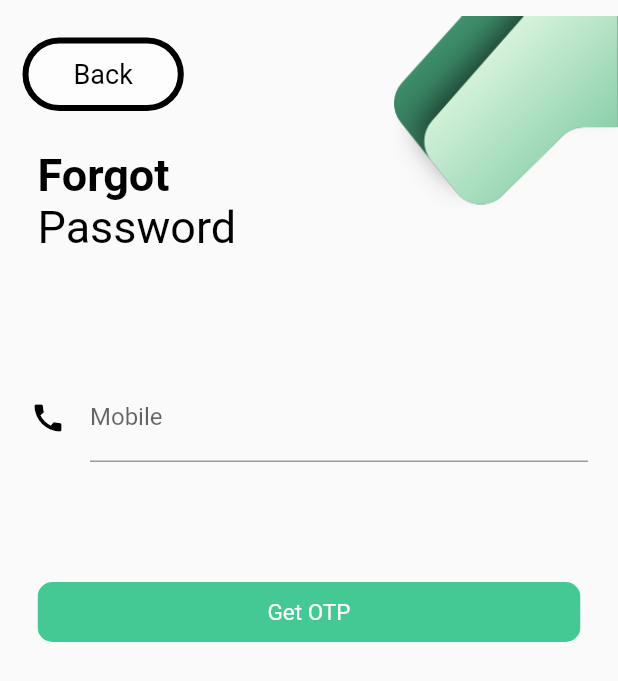
After one commit to Hemant301/cric8hemant, a Flutter app: the ForgetOtp screen opened by its route, on a phone screen of 412 x 824 dp. The commit adds this screen. Shown: the top 681 px of the screen. Run offline on Flutter 3.47's test engine with Material 2 defaults, Android fonts, the phone set to English and light mode, and no system bars; our stand-ins replace bottom_navy_bar, fluttertoast, google_fonts, rxdart; network calls fail.

Commit message:
forget ui

```diff
--- a/lib/main.dart
+++ b/lib/main.dart
@@ -2,7 +2,10 @@ import 'package:cric8hemant/auth/login.dart';
 import 'package:cric8hemant/auth/signin.dart';
 import 'package:cric8hemant/screen/boot.dart';
 import 'package:cric8hemant/screen/bottombar.dart';
+import 'package:cric8hemant/screen/changepwd.dart';
 import 'package:cric8hemant/screen/choselogin.dart';
+import 'package:cric8hemant/screen/forget.dart';
+import 'package:cric8hemant/screen/forgetotp.dart';
 import 'package:cric8hemant/screen/home.dart';
 import 'package:cric8hemant/screen/popup.dart';
 import 'package:cric8hemant/screen/referearn.dart';
@@ -33,6 +36,9 @@ class MyApp extends StatelessWidget {
         "/boot": (context) => Boot(),
         "/PopUp": (context) => PopUp(),
         "/referearn": (context) => Referearn(),
+        "/forget": (context) => ForgetPassword(),
+        "/forgetotp": (context) => ForgetOtp(),
+        "/changepwd": (context) => CgangePwd(),
       },
     );
   }
--- a/lib/screen/boot.dart
+++ b/lib/screen/boot.dart
@@ -3,6 +3,7 @@ import 'package:cric8hemant/screen/book.dart';
 import 'package:cric8hemant/screen/home.dart';
 import 'package:cric8hemant/screen/learn.dart';
 import 'package:cric8hemant/screen/meet.dart';
+import 'package:cric8hemant/screen/myprofile.dart';
 import 'package:cric8hemant/screen/profile.dart';
 import 'package:flutter/material.dart';
 
@@ -87,7 +88,7 @@ class _BootState extends State<Boot> {
       case 3:
         return BookPage();
       case 4:
-        return Profile();
+        return MyProfile();
 
       case 0:
 
--- a/lib/screen/choselogin.dart
+++ b/lib/screen/choselogin.dart
@@ -86,7 +86,7 @@ class ChooseAuth extends StatelessWidget {
                 children: [
                   const Text(
                     "Already a Plaholic? ",
-                    style: TextStyle(fontWeight: FontWeight.bold, fontSize: 14),
+                    style: TextStyle(fontWeight: FontWeight.bold, fontSize: 14,),
                   ),
                   TextButton(
                       onPressed: () {
--- /dev/null
+++ b/lib/screen/forgetotp.dart
@@ -0,0 +1,95 @@
+import 'package:cric8hemant/screen/referearn.dart';
+import 'package:flutter/material.dart';
+
+class ForgetOtp extends StatelessWidget {
+  const ForgetOtp({Key? key}) : super(key: key);
+
+  @override
+  Widget build(BuildContext context) {
+    return Scaffold(
+        body: Column(
+          mainAxisAlignment: MainAxisAlignment.start,
+          crossAxisAlignment: CrossAxisAlignment.start,
+          children: [
+            Stack(
+              overflow: Overflow.visible,
+              children: [
+                Container(
+                  width: MediaQuery.of(context).size.width,
+                  // height: 150,
+                ),
+                Positioned(
+                  right: 0,
+                  child: Image.asset("assets/signupTop.png"),
+                  height: 150,
+                  width: 150,
+                ),
+                Padding(
+                  padding:
+                      const EdgeInsets.symmetric(horizontal: 15, vertical: 25),
+                  child: BackButtonss(),
+                )
+              ],
+            ),
+            Padding(
+              padding: const EdgeInsets.symmetric(horizontal: 25.0),
+              child: Text("Forgot",
+                  style: TextStyle(
+                      fontSize: 30,
+                      color: Colors.black,
+                      fontWeight: FontWeight.bold)),
+            ),
+            Padding(
+              padding: const EdgeInsets.symmetric(horizontal: 25.0),
+              child: Text("Password",
+                  style: TextStyle(
+                    fontSize: 30,
+                    color: Colors.black,
+                    // fontWeight: FontWeight.bold
+                  )),
+            ),
+            SizedBox(
+              height: 80,
+            ),
+            Padding(
+              padding: const EdgeInsets.symmetric(horizontal: 20.0),
+              child: TextFormField(
+                decoration: const InputDecoration(
+                    icon: Icon(
+                      Icons.call,
+                      color: Colors.black,
+                    ),
+                    labelText: "Mobile"),
+                // controller: usernameController,
+              ),
+            ),
+            const SizedBox(
+              height: 80,
+            ),
+            Center(
+              child: InkWell(
+                onTap: () {
+                  Navigator.pushNamed(context, "/forgetotp");
+                },
+                child: ClipRRect(
+                  borderRadius: BorderRadius.circular(10),
+                  child: Container(
+                    height: 40,
+                    width: MediaQuery.of(context).size.width - 50,
+                    color: Color(0xff44C894),
+                    child: Center(
+                      child: Text("Get OTP",
+                          style: TextStyle(
+                            fontSize: 15,
+                            color: Color.fromARGB(255, 251, 251, 251),
+                            // fontWeight: FontWeight.bold
+                          )),
+                    ),
+                  ),
+                ),
+              ),
+            ),
+          ]),
+    );
+  }
+}
--- a/lib/screen/referearn.dart
+++ b/lib/screen/referearn.dart
@@ -25,24 +25,7 @@ class _ReferearnState extends State<Referearn> {
                 padding: const EdgeInsets.all(8.0),
                 child: Align(
                   alignment: Alignment.topLeft,
-                  child: InkWell(
-                    onTap: () {
-                      Navigator.pop(context);
-                    },
-                    child: Container(
-                      padding:
-                          EdgeInsets.symmetric(horizontal: 30, vertical: 10),
-                      decoration: BoxDecoration(
-                          border: Border.all(color: Colors.black, width: 4),
-                          color: Color.fromARGB(255, 253, 253, 253),
-                          borderRadius: BorderRadius.circular(50)),
-                      child: Text(
-                        'Back',
-                        style: TextStyle(
-                            color: Color.fromARGB(255, 0, 0, 0), fontSize: 18),
-                      ),
-                    ),
-                  ),
+                  child: BackButtonss(),
                 ),
               ),
               SizedBox(
@@ -255,3 +238,29 @@ class _ReferearnState extends State<Referearn> {
     );
   }
 }
+
+class BackButtonss extends StatelessWidget {
+  const BackButtonss({
+    Key? key,
+  }) : super(key: key);
+
+  @override
+  Widget build(BuildContext context) {
+    return InkWell(
+      onTap: () {
+        Navigator.pop(context);
+      },
+      child: Container(
+        padding: EdgeInsets.symmetric(horizontal: 30, vertical: 10),
+        decoration: BoxDecoration(
+            border: Border.all(color: Colors.black, width: 4),
+            color: Color.fromARGB(255, 253, 253, 253),
+            borderRadius: BorderRadius.circular(50)),
+        child: Text(
+          'Back',
+          style: TextStyle(color: Color.fromARGB(255, 0, 0, 0), fontSize: 18),
+        ),
+      ),
+    );
+  }
+}
--- a/lib/util/const.dart
+++ b/lib/util/const.dart
@@ -1,4 +1,4 @@
 import 'package:flutter/material.dart';
 
 const Color primaryLight = Color.fromARGB(255, 165, 214, 167);
-String font = "Poppins";
+String font = "sans";
```
Also changed, not shown: lib/auth/login.dart (+25 -6 lines), lib/screen/book.dart (+36 -22 lines), lib/screen/changepwd.dart (added, +95 -0 lines), lib/screen/forget.dart (added, +95 -0 lines), lib/screen/home.dart (+8 -1 lines), lib/screen/myprofile.dart (added, +213 -0 lines), pubspec.yaml (+11 -5 lines), assets/font/Poppins-Black.ttf (renamed from assets/fonts/Poppins-Black.ttf), assets/injection.png (added), pubspec.lock, 1 other file.
